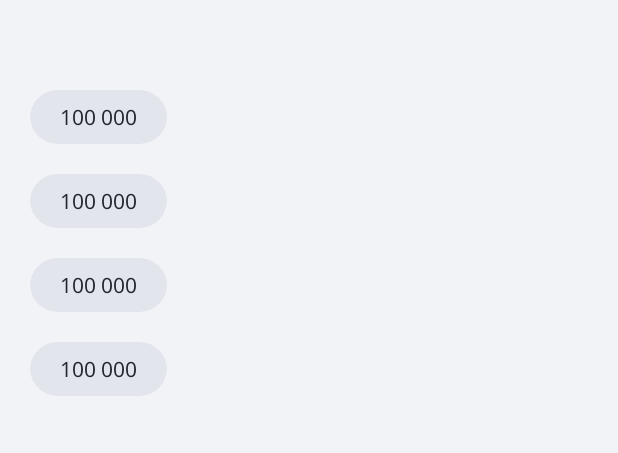
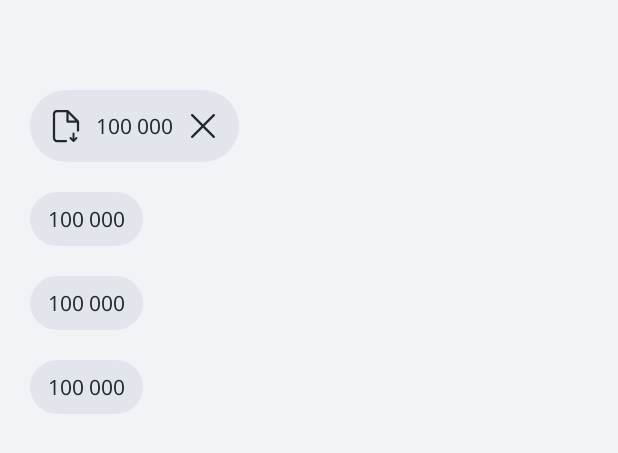
Before and after one commit to ArMkrtchyan/Design-system-and-components, an Android app: the layout chip_test_layout.xml on its own in the app's theme, with its tools: preview values and no code run, on a phone screen of 412 x 824 dp. Shown: the top 453 px of the screen. Run offline under Robolectric (Android 15) with nearby library versions, the phone set to English and light mode, and no system bars.

Commit message:
chip component states

```diff
--- a/component/src/main/java/am/acba/component/button/PrimaryActionTextButton.kt
+++ b/component/src/main/java/am/acba/component/button/PrimaryActionTextButton.kt
@@ -53,7 +53,7 @@ class PrimaryActionTextButton : FrameLayout {
     private val binding by lazy { WidgetActionTextButtonBinding.inflate(context.inflater(), this, false) }
 
     constructor(context: Context) : super(context, null, R.attr.primaryActionTextButtonStyle) {
-        addView(binding.root)
+        init(null)
     }
 
     constructor(context: Context, attrs: AttributeSet) : super(context, attrs, R.attr.primaryActionTextButtonStyle) {
@@ -64,7 +64,7 @@ class PrimaryActionTextButton : FrameLayout {
         init(attrs)
     }
 
-    private fun init(attrs: AttributeSet) {
+    private fun init(attrs: AttributeSet?) {
         context.obtainStyledAttributes(attrs, R.styleable.PrimaryActionTextButton).apply {
             addView(binding.root)
             try {
--- a/component/src/main/java/am/acba/component/chip/PrimaryChip.kt
+++ b/component/src/main/java/am/acba/component/chip/PrimaryChip.kt
@@ -6,15 +6,15 @@ import am.acba.component.chip.PrimaryChip.ChipSize.Companion.findChipSizeByOrdin
 import am.acba.component.chip.PrimaryChip.ChipStartIconType.Companion.findChipStartIconTypeByOrdinal
 import am.acba.component.databinding.ChipLayoutBinding
 import am.acba.component.extensions.dpToPx
-import am.acba.component.extensions.getColorStateListFromAttr
 import am.acba.component.extensions.inflater
 import am.acba.component.imageView.PrimaryImageView
 import android.content.Context
 import android.content.res.ColorStateList
 import android.graphics.drawable.Drawable
 import android.util.AttributeSet
-import android.view.ViewGroup
 import android.widget.FrameLayout
+import android.widget.LinearLayout
+import androidx.core.content.ContextCompat
 import androidx.core.view.updateLayoutParams
 import androidx.core.widget.TextViewCompat
 
@@ -22,49 +22,34 @@ class PrimaryChip : FrameLayout {
     private val binding by lazy { ChipLayoutBinding.inflate(context.inflater(), this, false) }
     val startIcon by lazy {
         PrimaryImageView(context).apply {
-            updateLayoutParams<LayoutParams> {
-                width = LayoutParams.MATCH_PARENT
-                height = LayoutParams.MATCH_PARENT
-            }
+            layoutParams = LayoutParams(LayoutParams.MATCH_PARENT, LayoutParams.MATCH_PARENT)
         }
     }
     val endIcon by lazy {
         PrimaryImageView(context).apply {
-            updateLayoutParams<LayoutParams> {
-                width = LayoutParams.MATCH_PARENT
-                height = LayoutParams.MATCH_PARENT
-            }
+            layoutParams = LayoutParams(LayoutParams.MATCH_PARENT, LayoutParams.MATCH_PARENT)
+            imageTintList = chipTextAndIconColor
         }
     }
     val avatar by lazy {
         PrimaryActionTextButton(context).apply {
             setType(am.acba.component.button.PrimaryActionTextButton.ActionButtonType.AVATAR)
-            setActionIconSize(PrimaryActionTextButton.ActionIconSize.LAGRE)
+            setActionIconSize(PrimaryActionTextButton.ActionIconSize.MEDIUM)
             showActionText(false)
-            updateLayoutParams<LayoutParams> {
-                width = LayoutParams.MATCH_PARENT
-                height = LayoutParams.MATCH_PARENT
-            }
-
+            setIcon(R.drawable.default_avatar)
+            layoutParams = LayoutParams(LayoutParams.MATCH_PARENT, LayoutParams.MATCH_PARENT)
+            invalidate()
         }
     }
     private var chipStartIconType = ChipStartIconType.NONE
     private var chipSize = ChipSize.SMALL
 
-    private var chipSelectedBackgroundColor: ColorStateList? = null
-    private var chipUnselectedBackgroundColor: ColorStateList? = null
-
     private var chipStartIconDrawable: Drawable? = null
-    private var chipStartIconTint: ColorStateList? = null
     private var chipEndIconDrawable: Drawable? = null
-    private var chipEndIconTint: ColorStateList? = null
 
     private var chipText: String? = null
     private var chipTextAppearance = -1
-    private var chipTextAndIconColorSelected: ColorStateList? = null
-    private var chipTextAndIconColorUnselected: ColorStateList? = null
-
-    private var isChipSelected = false
+    private var chipTextAndIconColor: ColorStateList? = null
 
     constructor(context: Context) : super(context) {
         addView(binding.root)
@@ -82,84 +67,87 @@ class PrimaryChip : FrameLayout {
         context.obtainStyledAttributes(attrs, R.styleable.PrimaryChip).apply {
             layoutParams = LayoutParams(LayoutParams.MATCH_PARENT, LayoutParams.WRAP_CONTENT)
             addView(binding.root, layoutParams)
-
-
-            setChipSize(getInt(R.styleable.PrimaryChip_chipSize, 0).findChipSizeByOrdinal() ?: ChipSize.SMALL)
-            setChipBackgroundColorSelected(
-                getColorStateList(R.styleable.PrimaryChip_chipSelectedBackgroundColor) ?: context.getColorStateListFromAttr(R.attr.contentNeutralTonal1)
-            )
-            setChipBackgroundColorUnselected(
-                getColorStateList(R.styleable.PrimaryChip_chipUnselectedBackgroundColor) ?: context.getColorStateListFromAttr(R.attr.backgroundTonal2)
-            )
-
+            chipTextAndIconColor = ContextCompat.getColorStateList(context, R.color.chip_text_and_icons_selector)
             setChipText(getString(R.styleable.PrimaryChip_chipText))
-            setChipTextAppearance(getResourceId(R.styleable.PrimaryListItem_listTitleTextAppearance, R.style.Body2_Regular))
-            setChipTextAndIconColorSelected(
-                getColorStateList(R.styleable.PrimaryChip_chipSelectedBackgroundColor) ?: context.getColorStateListFromAttr(R.attr.contentNeutralTonal1)
-            )
-            setChipTextAndIconColorUnselected(
-                getColorStateList(R.styleable.PrimaryChip_chipUnselectedBackgroundColor) ?: context.getColorStateListFromAttr(R.attr.contentPrimary)
-            )
+            setChipTextAppearance(getResourceId(R.styleable.PrimaryChip_chipTextAppearance, R.style.Body2_Regular))
+            val background = getDrawable(R.styleable.PrimaryChip_chipBackground) ?: ContextCompat.getDrawable(context, R.drawable.background_primary_chip)
+            background?.let { setChipBackground(it) }
             setChipStartIconType(getInt(R.styleable.PrimaryChip_chipStartIconType, 0).findChipStartIconTypeByOrdinal() ?: ChipStartIconType.NONE)
             setStartIcon(getDrawable(R.styleable.PrimaryChip_chipStartIcon))
             setEndIcon(getDrawable(R.styleable.PrimaryChip_chipEndIcon))
-
+            setChipSize(getInt(R.styleable.PrimaryChip_chipSize, 0).findChipSizeByOrdinal() ?: ChipSize.SMALL)
+            isSelected = getBoolean(R.styleable.PrimaryChip_isChipSelected, false)
             recycle()
             invalidate()
         }
     }
 
+    fun setChipBackground(background: Drawable) {
+        binding.parentLayout.background = background
+    }
 
-    private fun setChipSize(chipSize: ChipSize) {
+    fun setChipSize(chipSize: ChipSize) {
         this.chipSize = chipSize
-        var startPadding = 12.dpToPx()
-        var verticalPAdding = 8.dpToPx()
-        var endPAdding = 12.dpToPx()
+        var startPadding = 4
+        var verticalPAdding = 8
+        var endPAdding = 4
         when (chipSize) {
             ChipSize.SMALL -> {
-                if (chipEndIconDrawable != null) binding.lastIconContainer.updateLayoutParams<ViewGroup.LayoutParams> {
-                    width = 16.dpToPx()
-                    height = 16.dpToPx()
+                if (chipEndIconDrawable != null) {
+                    endPAdding = 12
+                    verticalPAdding = 10
+                    binding.lastIconContainer.updateLayoutParams<LinearLayout.LayoutParams> {
+                        width = 16.dpToPx()
+                        height = 16.dpToPx()
+                    }
                 }
-                if (chipStartIconType == ChipStartIconType.ICON) {
-                    startPadding = 12.dpToPx()
-                    verticalPAdding = 10.dpToPx()
-                    binding.firstIconContainer.updateLayoutParams<ViewGroup.LayoutParams> {
+                if (chipStartIconType == ChipStartIconType.ICON || chipStartIconType == ChipStartIconType.IMAGE) {
+                    startPadding = 12
+                    verticalPAdding = 10
+                    binding.firstIconContainer.updateLayoutParams<LinearLayout.LayoutParams> {
                         width = 16.dpToPx()
                         height = 16.dpToPx()
                     }
                 } else if (chipStartIconType == ChipStartIconType.AVATAR) {
-                    startPadding = 6.dpToPx()
-                    verticalPAdding = 6.dpToPx()
-                    binding.firstIconContainer.updateLayoutParams<ViewGroup.LayoutParams> {
+                    startPadding = 6
+                    verticalPAdding = 6
+                    binding.firstIconContainer.updateLayoutParams<LinearLayout.LayoutParams> {
+                        width = 24.dpToPx()
+                        height = 24.dpToPx()
+                    }
+                    avatar.setActionIconSize(PrimaryActionTextButton.ActionIconSize.XSMALE)
+                }
+                binding.parentLayout.setPadding(startPadding.dpToPx(), verticalPAdding.dpToPx(), endPAdding.dpToPx(), verticalPAdding.dpToPx())
+            }
+
+            ChipSize.MEDIUM -> {
+                startPadding = 8
+                verticalPAdding = 14
+                endPAdding = 8
+                if (chipEndIconDrawable != null) {
+                    endPAdding = 12
+                    binding.lastIconContainer.updateLayoutParams<LinearLayout.LayoutParams> {
                         width = 24.dpToPx()
                         height = 24.dpToPx()
                     }
                 }
-                binding.parentLayout.setPadding(startPadding, verticalPAdding, endPAdding, verticalPAdding)
-            }
-
-            ChipSize.MEDIUM -> {
-                if (chipEndIconDrawable != null) binding.lastIconContainer.updateLayoutParams<ViewGroup.LayoutParams> {
-                    width = 24.dpToPx()
-                    height = 24.dpToPx()
-                }
-                if (chipStartIconType == ChipStartIconType.ICON) {
-                    startPadding = 12.dpToPx()
-                    verticalPAdding = 12.dpToPx()
-                    binding.firstIconContainer.updateLayoutParams<ViewGroup.LayoutParams> {
-                        width = 16.dpToPx()
-                        height = 16.dpToPx()
+                if (chipStartIconType == ChipStartIconType.ICON || chipStartIconType == ChipStartIconType.IMAGE) {
+                    startPadding = 12
+                    verticalPAdding = 12
+                    binding.firstIconContainer.updateLayoutParams<LinearLayout.LayoutParams> {
+                        width = 24.dpToPx()
+                        height = 24.dpToPx()
                     }
                 } else if (chipStartIconType == ChipStartIconType.AVATAR) {
-                    startPadding = 8.dpToPx()
-                    verticalPAdding = 8.dpToPx()
-                    binding.firstIconContainer.updateLayoutParams<ViewGroup.LayoutParams> {
+                    startPadding = 8
+                    verticalPAdding = 8
+                    binding.firstIconContainer.updateLayoutParams<LinearLayout.LayoutParams> {
                         width = 32.dpToPx()
                         height = 32.dpToPx()
                     }
+                    avatar.setActionIconSize(PrimaryActionTextButton.ActionIconSize.SMALE)
                 }
-                binding.parentLayout.setPadding(startPadding, verticalPAdding, endPAdding, verticalPAdding)
+                binding.parentLayout.setPadding(startPadding.dpToPx(), verticalPAdding.dpToPx(), endPAdding.dpToPx(), verticalPAdding.dpToPx())
             }
 
             ChipSize.CUSTOM -> {}
@@ -167,41 +155,27 @@ class PrimaryChip : FrameLayout {
         invalidate()
     }
 
-    private fun setChipBackgroundColorSelected(colorStateList: ColorStateList?) {
-        chipSelectedBackgroundColor = colorStateList
-        if (binding.chipCardView.isSelected) {
-            binding.chipCardView.setCardBackgroundColor(colorStateList)
-        }
-        invalidate()
-    }
-
-    private fun setChipBackgroundColorUnselected(colorStateList: ColorStateList?) {
-        chipUnselectedBackgroundColor = colorStateList
-        if (!binding.chipCardView.isSelected) {
-            binding.chipCardView.setCardBackgroundColor(colorStateList)
-        }
-        invalidate()
-    }
-
-    private fun setChipText(string: String?) {
+    fun setChipText(string: String?) {
         chipText = string
         binding.chipText.text = string
         invalidate()
     }
 
-    private fun setChipTextAppearance(textStyle: Int) {
+    fun setChipTextAppearance(textStyle: Int) {
         chipTextAppearance = textStyle
         TextViewCompat.setTextAppearance(binding.chipText, chipTextAppearance)
+        binding.chipText.setTextColor(chipTextAndIconColor)
         invalidate()
     }
 
-    private fun setChipStartIconType(chipStartIconType: ChipStartIconType) {
+    fun setChipStartIconType(chipStartIconType: ChipStartIconType) {
         this.chipStartIconType = chipStartIconType
         binding.firstIconContainer.removeAllViews()
         when (chipStartIconType) {
             ChipStartIconType.NONE -> {}
             ChipStartIconType.ICON -> {
                 binding.firstIconContainer.addView(startIcon)
+                startIcon.imageTintList = chipTextAndIconColor
             }
 
             ChipStartIconType.IMAGE -> {
@@ -216,18 +190,13 @@ class PrimaryChip : FrameLayout {
         invalidate()
     }
 
-    private fun setStartIcon(drawable: Drawable?) {
+    fun setStartIcon(drawable: Drawable?) {
         chipStartIconDrawable = drawable
         if (chipStartIconType != ChipStartIconType.NONE) {
             when (chipStartIconType) {
                 ChipStartIconType.NONE -> {}
                 ChipStartIconType.ICON -> {
                     startIcon.setImageDrawable(drawable)
-                    if (binding.chipCardView.isSelected) {
-                        startIcon.imageTintList = chipTextAndIconColorSelected
-                    } else {
-                        startIcon.imageTintList = chipTextAndIconColorUnselected
-                    }
                 }
 
                 ChipStartIconType.IMAGE -> {
@@ -242,59 +211,22 @@ class PrimaryChip : FrameLayout {
         invalidate()
     }
 
-    private fun setEndIcon(drawable: Drawable?) {
+    fun setEndIcon(drawable: Drawable?) {
         chipEndIconDrawable = drawable
         if (chipEndIconDrawable != null) {
             if (binding.lastIconContainer.childCount == 0) {
-                binding.lastIconContainer.addView(startIcon)
+                binding.lastIconContainer.addView(endIcon)
             }
-            startIcon.setImageDrawable(drawable)
-            if (!binding.chipCardView.isSelected) {
-                endIcon.imageTintList = chipTextAndIconColorUnselected
-            }
-            if (binding.chipCardView.isSelected) {
-                endIcon.imageTintList = chipTextAndIconColorSelected
-            }
+            endIcon.setImageDrawable(drawable)
         } else binding.lastIconContainer.removeAllViews()
         invalidate()
     }
 
-    private fun setChipTextAndIconColorUnselected(colorStateList: ColorStateList) {
-        chipTextAndIconColorUnselected = colorStateList
-        if (!binding.chipCardView.isSelected) {
-            binding.chipText.setTextColor(colorStateList)
-            if (chipStartIconType == ChipStartIconType.ICON) {
-                startIcon.imageTintList = colorStateList
-            }
-            if (chipEndIconDrawable != null) {
-                endIcon.imageTintList = colorStateList
-            }
+
+    fun setEndIconClickListener(onClickListener: OnClickListener) {
+        binding.lastIconContainer.setOnClickListener {
+            if (chipEndIconDrawable != null) onClickListener.onClick(it)
         }
-        invalidate()
-    }
-
-    private fun setChipTextAndIconColorSelected(colorStateList: ColorStateList) {
-        chipTextAndIconColorSelected = colorStateList
-        if (binding.chipCardView.isSelected) {
-            binding.chipText.setTextColor(colorStateList)
-            if (chipStartIconType == ChipStartIconType.ICON) {
-                startIcon.imageTintList = colorStateList
-            }
-            if (chipEndIconDrawable != null) {
-                startIcon.imageTintList = colorStateList
-            }
-        }
-        invalidate()
-    }
-
-    override fun setSelected(selected: Boolean) {
-        if (selected) {
-            binding.chipCardView.setCardBackgroundColor(chipSelectedBackgroundColor)
-        } else {
-            binding.chipCardView.setCardBackgroundColor(chipUnselectedBackgroundColor)
-        }
-        binding.chipCardView.isSelected = selected
-        super.setSelected(selected)
     }
 
     enum class ChipStartIconType {
--- /dev/null
+++ b/component/src/main/res/color/chip_text_and_icons_selector.xml
@@ -0,0 +1,5 @@
+<?xml version="1.0" encoding="utf-8"?>
+<selector xmlns:android="http://schemas.android.com/apk/res/android">
+    <item android:color="?attr/contentPrimary" android:state_selected="false" />
+    <item android:color="?attr/contentInverse2" android:state_selected="true" />
+</selector>
--- a/component/src/main/res/drawable/background_dropdown_focused.xml
+++ b/component/src/main/res/drawable/background_dropdown_focused.xml
@@ -2,9 +2,8 @@
 <selector xmlns:android="http://schemas.android.com/apk/res/android">
     <item>
         <shape android:shape="rectangle">
-            <corners android:radius="@dimen/radius_12" />
-            <stroke android:width="1dp" android:color="?attr/borderPrimary" />
-            <solid android:color="?attr/backgroundTonal2" />
+            <corners android:radius="@dimen/radius_full" />
+            <stroke android:width="1dp" android:color="?attr/borderBrand" />
         </shape>
     </item>
 </selector>
--- /dev/null
+++ b/component/src/main/res/drawable/background_primary_chip.xml
@@ -0,0 +1,15 @@
+<?xml version="1.0" encoding="utf-8"?>
+<selector xmlns:android="http://schemas.android.com/apk/res/android">
+    <item android:state_selected="false">
+        <shape android:shape="rectangle">
+            <corners android:radius="@dimen/radius_full" />
+            <solid android:color="?attr/backgroundTonal2" />
+        </shape>
+    </item>
+    <item android:state_selected="true">
+        <shape android:shape="rectangle">
+            <corners android:radius="@dimen/radius_full" />
+            <solid android:color="?attr/contentNeutralTonal1" />
+        </shape>
+    </item>
+</selector>
--- a/component/src/main/res/layout/chip_layout.xml
+++ b/component/src/main/res/layout/chip_layout.xml
@@ -1,18 +1,10 @@
 <?xml version="1.0" encoding="utf-8"?>
-<androidx.cardview.widget.CardView xmlns:android="http://schemas.android.com/apk/res/android"
-    xmlns:app="http://schemas.android.com/apk/res-auto"
+<androidx.appcompat.widget.LinearLayoutCompat xmlns:android="http://schemas.android.com/apk/res/android"
     xmlns:tools="http://schemas.android.com/tools"
-    android:layout_width="wrap_content"
-    android:layout_height="wrap_content"
-    android:id="@+id/chip_card_view"
-    app:cardBackgroundColor="?attr/backgroundTonal2"
-    app:cardCornerRadius="@dimen/radius_full"
-    app:cardElevation="0dp">
-
-    <androidx.appcompat.widget.LinearLayoutCompat
     android:id="@+id/parent_layout"
     android:layout_width="wrap_content"
     android:layout_height="wrap_content"
+    android:background="@drawable/background_primary_chip"
     android:paddingHorizontal="12dp"
     android:paddingVertical="8dp">
 
@@ -27,8 +19,9 @@
         style="@style/Body2.Regular"
         android:layout_width="wrap_content"
         android:layout_height="wrap_content"
+        android:textColor="@color/chip_text_and_icons_selector"
+        android:layout_gravity="center_vertical"
         android:paddingHorizontal="8dp"
-            android:layout_gravity="center_vertical"
         android:text="100 000"
         tools:text="100 000" />
 
@@ -38,4 +31,3 @@
         android:layout_height="wrap_content"
         android:layout_gravity="center_vertical" />
 </androidx.appcompat.widget.LinearLayoutCompat>
-</androidx.cardview.widget.CardView>
--- a/component/src/main/res/values/attrs.xml
+++ b/component/src/main/res/values/attrs.xml
@@ -200,8 +200,7 @@
     </declare-styleable>
 
     <declare-styleable name="PrimaryChip">
-        <attr name="chipSelectedBackgroundColor" format="color" />
-        <attr name="chipUnselectedBackgroundColor" format="color" />
+        <attr name="chipBackground" format="reference" />
         <attr name="chipText" format="string" />
         <attr name="chipTextAppearance" format="reference" />
         <attr name="chipStartIconType" format="enum">
@@ -211,9 +210,7 @@
             <enum name="Avatar" value="3" />
         </attr>
         <attr name="isChipSelected" format="boolean" />
-        <attr name="chipEndIconTint" format="color" />
         <attr name="chipEndIcon" format="reference" />
-        <attr name="chipStartIconTint" format="color" />
         <attr name="chipStartIcon" format="reference" />
         <attr name="chipSize" format="enum">
             <enum name="Small" value="0" />
```
Also changed, not shown: app/src/main/java/am/acba/components/MainActivity.kt (+18 -3 lines). Lines whose indentation alone changed are shown as unchanged.
